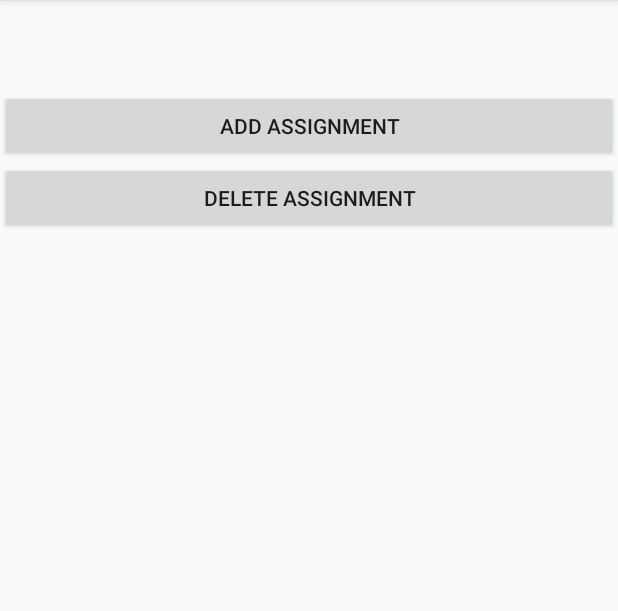
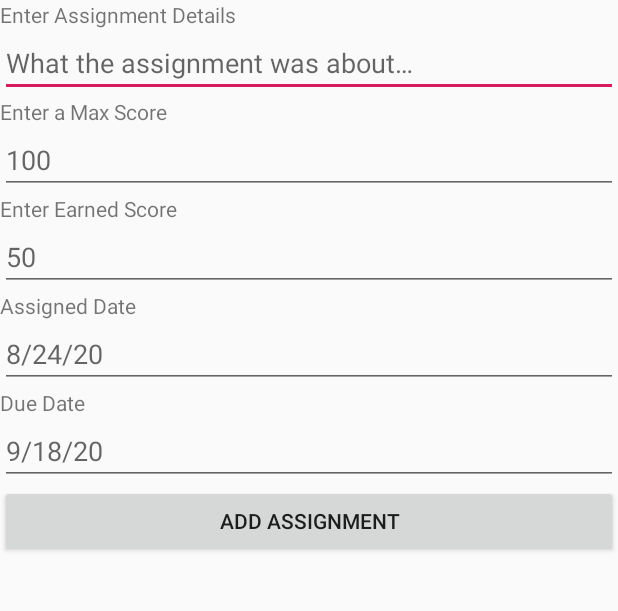
Before and after one commit to JesusGo115/CST438-Project-One-Course-App, an Android app: the DisplayCourseActivity screen opened directly, with no data from a screen before it, after a tap on "ADD ASSIGNMENT", on a phone screen of 412 x 824 dp, the part 84-695 px from its top. Run offline under Robolectric (Android 15) with nearby library versions, the phone set to English and light mode, and no system bars; our stand-ins replace Room's generated code; 1 statement that could not run was skipped.

Commit message:
add assignments and list view implemented, still improving it

```diff
--- a/app/src/main/java/com/example/projectonecourseapp/AddCourseActivity.java
+++ b/app/src/main/java/com/example/projectonecourseapp/AddCourseActivity.java
@@ -2,6 +2,7 @@ package com.example.projectonecourseapp;
 
 import androidx.appcompat.app.AlertDialog;
 import androidx.appcompat.app.AppCompatActivity;
+import androidx.appcompat.widget.Toolbar;
 
 import android.os.Bundle;
 import android.util.Log;
@@ -23,6 +24,8 @@ public class AddCourseActivity extends AppCompatActivity {
         Log.d("AddCourseActivity", "onCreate called");
         super.onCreate(savedInstanceState);
         setContentView(R.layout.activity_add_course);
+        Toolbar toolbar = findViewById(R.id.toolbar);
+        setSupportActionBar(toolbar);
 
         Button submit_button = findViewById(R.id.submit);
         submit_button.setOnClickListener(v -> checkInputs());
--- a/app/src/main/java/com/example/projectonecourseapp/DisplayCourseActivity.java
+++ b/app/src/main/java/com/example/projectonecourseapp/DisplayCourseActivity.java
@@ -3,9 +3,12 @@ package com.example.projectonecourseapp;
 import androidx.appcompat.app.AppCompatActivity;
 import androidx.appcompat.widget.Toolbar;
 
+import android.content.Intent;
 import android.os.Bundle;
 import android.util.Log;
+import android.widget.ArrayAdapter;
 import android.widget.Button;
+import android.widget.ListView;
 import android.widget.TextView;
 
 import com.example.projectonecourseapp.db.AppDatabase;
@@ -32,11 +35,17 @@ public class DisplayCourseActivity extends AppCompatActivity {
         Toolbar toolbar = findViewById(R.id.toolbar);
         setSupportActionBar(toolbar);
 
+        String course_title = getIntent().getStringExtra("course");
+        assert course_title != null;
+
         TextView message = findViewById(R.id.message);
+        message.setText("");
 
         Button add_assignment = findViewById(R.id.add_assignment_button);
         add_assignment.setOnClickListener(view -> {
-
+            Intent intent = new Intent(DisplayCourseActivity.this, AddAssignmentActivity.class);
+            intent.putExtra("course", course_title);
+            startActivity(intent);
         });
 
         Button delete_assignment = findViewById(R.id.delete_assignment_button);
@@ -44,24 +53,32 @@ public class DisplayCourseActivity extends AppCompatActivity {
 
         });
 
-
-
-
-
-        String course_title = getIntent().getStringExtra("course");
-
         CourseAppDAO dao = AppDatabase.getAppDatabase(DisplayCourseActivity.this).getCourseDao();
-
-        assert course_title != null;
-        Log.d("CourseActivity", course_title);
-
         course = dao.getCourseByTitle(course_title);
-        message.setText(String.format("%s %s", course.getTitle(), course.getDescription()));
+        message.setText(String.format("%s %s\n", course.getTitle(), course.getDescription()));
 
         // get assignments
+        assignments = dao.getAssignmentByCourseId(course_title);
+        if(assignments.isEmpty()) {
+            message.append("No assignments added yet");
+        } else {
+            updateList();
+        }
+    }
 
+    public void updateList() {
+        ListView lv = findViewById(R.id.list_view);
+        List<String> rows = new ArrayList<>();
+        for(Assignment assignment: assignments) {
+            rows.add(String.format("%s %s %s %s/%s", assignment.getDetails(),
+                    assignment.getAssignedDate(), assignment.getDueDate(), assignment.getEarnedScore(), assignment.getMaxScore()));
+        }
 
-
-
+        ArrayAdapter<String> arrayAdapter = new ArrayAdapter<>
+                (this, android.R.layout.simple_list_item_1, rows);
+        lv.setAdapter(arrayAdapter);
+        lv.setOnItemClickListener((parent, view, i, l) -> {
+            // not sure we need this
+        });
     }
 }
--- a/app/src/main/java/com/example/projectonecourseapp/db/AppDatabase.java
+++ b/app/src/main/java/com/example/projectonecourseapp/db/AppDatabase.java
@@ -12,7 +12,7 @@ import androidx.room.TypeConverters;
 
 import java.util.List;
 
-@Database(entities = {User.class, Grade.class, GradeCategory.class, Enrollment.class, Course.class, Assignment.class}, version = 2)
+@Database(entities = {User.class, Grade.class, GradeCategory.class, Enrollment.class, Course.class, Assignment.class}, version = 3)
 @TypeConverters(DateTypeConverter.class)
 public abstract class AppDatabase extends RoomDatabase
 {
--- a/app/src/main/java/com/example/projectonecourseapp/db/Assignment.java
+++ b/app/src/main/java/com/example/projectonecourseapp/db/Assignment.java
@@ -18,12 +18,15 @@ public class Assignment
     private int mCategoryId;
     private String mCourseId;
 
-    public Assignment(String details, String maxScore, String earnedScore, String assignedDate, String dueDate) {
+    public Assignment() {}
+
+    public Assignment(String details, String maxScore, String earnedScore, String assignedDate, String dueDate, String course_id) {
         this.mDetails = details;
         this.mMaxScore = maxScore;
         this.mEarnedScore = earnedScore;
         this.mAssignedDate = assignedDate;
         this.mDueDate = dueDate;
+        this.mCourseId = course_id;
     }
 
     public int getAssignmentId() {
--- a/app/src/main/java/com/example/projectonecourseapp/db/CourseAppDAO.java
+++ b/app/src/main/java/com/example/projectonecourseapp/db/CourseAppDAO.java
@@ -106,7 +106,7 @@ public interface CourseAppDAO
     Assignment getAssignmentByCategoryId(int categoryId);
 
     @Query("SELECT * FROM " + AppDatabase.ASSIGNMENT_TABLE + " WHERE mCourseId = :courseId")
-    Assignment getAssignmentByCourseId(String courseId);
+    List<Assignment> getAssignmentByCourseId(String courseId);
 
     //********************************************
 
--- /dev/null
+++ b/app/src/main/res/layout/activity_add_assignment.xml
@@ -0,0 +1,85 @@
+<?xml version="1.0" encoding="utf-8"?>
+<LinearLayout xmlns:android="http://schemas.android.com/apk/res/android"
+    xmlns:app="http://schemas.android.com/apk/res-auto"
+    xmlns:tools="http://schemas.android.com/tools"
+    android:orientation="vertical"
+    android:layout_width="match_parent"
+    android:layout_height="match_parent"
+    tools:context=".AddAssignmentActivity">
+
+    <androidx.appcompat.widget.Toolbar
+        android:id="@+id/toolbar"
+        android:layout_width="match_parent"
+        android:layout_height="wrap_content"
+        android:background="?attr/colorPrimary"
+        android:minHeight="?attr/actionBarSize"
+        android:theme="?attr/actionBarTheme" />
+
+    <TextView
+        android:id="@+id/message"
+        android:layout_width="match_parent"
+        android:layout_height="wrap_content"
+        android:text="@string/assignment_details"/>
+
+    <EditText
+        android:id="@+id/assignment_details"
+        android:layout_width="match_parent"
+        android:layout_height="wrap_content"
+        android:hint="@string/details_hint"/>
+
+    <TextView
+        android:layout_width="match_parent"
+        android:layout_height="wrap_content"
+        android:text="@string/assignment_max_score"/>
+
+    <EditText
+        android:id="@+id/assignment_max_score"
+        android:layout_width="match_parent"
+        android:layout_height="wrap_content"
+        android:hint="@string/max_score_hint"
+        android:inputType="number"/>
+
+    <TextView
+        android:layout_width="match_parent"
+        android:layout_height="wrap_content"
+        android:text="@string/assignment_earned_score"/>
+
+    <EditText
+        android:id="@+id/assignment_earned_score"
+        android:layout_width="match_parent"
+        android:layout_height="wrap_content"
+        android:hint="@string/earned_score_hint"
+        android:inputType="number"/>
+
+    <TextView
+        android:layout_width="match_parent"
+        android:layout_height="wrap_content"
+        android:text="@string/assigned_date"/>
+
+    <EditText
+        android:id="@+id/assignment_assign_date"
+        android:layout_width="match_parent"
+        android:layout_height="wrap_content"
+        android:hint="@string/assigned_date_hint"
+        android:inputType="date"/>
+
+    <TextView
+        android:layout_width="match_parent"
+        android:layout_height="wrap_content"
+        android:text="@string/due_date"/>
+
+    <EditText
+        android:id="@+id/assignment_due_date"
+        android:layout_width="match_parent"
+        android:layout_height="wrap_content"
+        android:hint="@string/due_date_hint"
+        android:inputType="date"/>
+
+    <Button
+        android:id="@+id/add_assignment_button"
+        android:layout_width="match_parent"
+        android:layout_height="wrap_content"
+        android:text="@string/add_assignment"/>
+
+
+</LinearLayout>
--- a/app/src/main/res/values/strings.xml
+++ b/app/src/main/res/values/strings.xml
@@ -35,4 +35,14 @@
     <string name="edit">Edit</string>
     <string name="add_assignment">Add Assignment</string>
     <string name="delete_assignment">Delete Assignment</string>
+    <string name="assignment_details">Enter Assignment Details</string>
+    <string name="assignment_max_score">Enter a Max Score</string>
+    <string name="details_hint">What the assignment was about…</string>
+    <string name="max_score_hint">100</string>
+    <string name="assignment_earned_score">Enter Earned Score</string>
+    <string name="earned_score_hint">50</string>
+    <string name="assigned_date">Assigned Date</string>
+    <string name="assigned_date_hint">8/24/20</string>
+    <string name="due_date">Due Date</string>
+    <string name="due_date_hint">9/18/20</string>
 </resources>
```
Also changed, not shown: app/src/main/AndroidManifest.xml (+9 -0 lines), app/src/main/java/com/example/projectonecourseapp/AddAssignmentActivity.java (added, +90 -0 lines).
